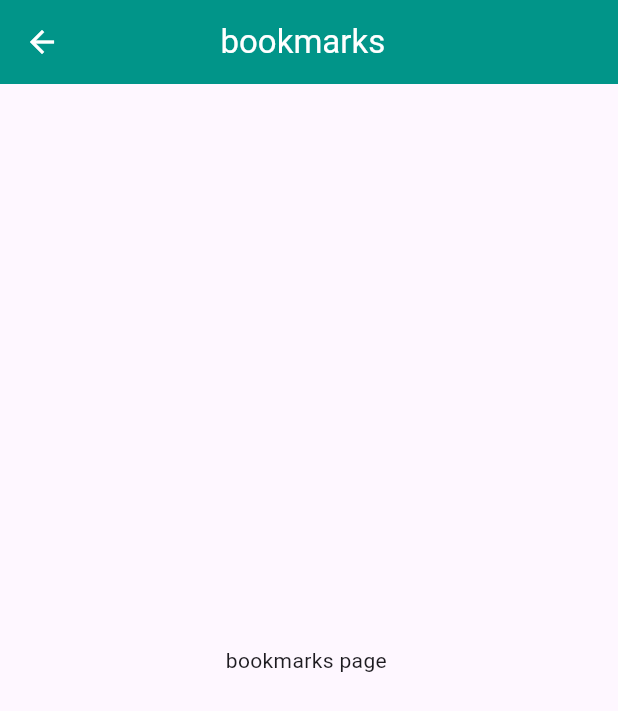
After one commit to shohbozuz/ielts-speaking-app, a Flutter app: the screen it shows after launch, after a tap on "bookmarks", on a phone screen of 412 x 824 dp. The commit adds this screen. Shown: the top 711 px of the screen. Run offline on Flutter 3.47's test engine with Material 3 defaults, Android fonts, the phone set to English and light mode, and no system bars; our stand-ins replace go_router, google_fonts, icons_plus, share_plus.

Commit message:
part 1 part 2 part 3 bookmarks

```diff
--- a/lib/main.dart
+++ b/lib/main.dart
@@ -1,10 +1,52 @@
 import 'package:flutter/material.dart';
 import 'package:ielts_speaking/data/color/color.dart';
+import 'package:ielts_speaking/view/home/bookmarks.dart';
 import 'package:ielts_speaking/view/home/home.dart';
+import 'package:go_router/go_router.dart';
+import 'package:ielts_speaking/view/home/part1.dart';
+import 'package:ielts_speaking/view/home/part2.dart';
+import 'package:ielts_speaking/view/home/part3.dart';
 
 void main() {
   runApp(const MyApp());
 }
+
+final GoRouter _router = GoRouter(
+  routes: <RouteBase>[
+    GoRoute(
+      path: '/',
+      builder: (BuildContext context, GoRouterState state) {
+        return const Home();
+      },
+      routes: <RouteBase>[
+        GoRoute(
+          path: 'part1',
+          builder: (BuildContext context, GoRouterState state) {
+            return const part1();
+          },
+        ),
+        GoRoute(
+          path: 'part2',
+          builder: (BuildContext context, GoRouterState state) {
+            return const part2();
+          },
+        ),
+        GoRoute(
+          path: 'part3',
+          builder: (BuildContext context, GoRouterState state) {
+            return const part3();
+          },
+        ),
+        GoRoute(
+          path: 'bookmarks',
+          builder: (BuildContext context, GoRouterState state) {
+            return const bookmarks();
+          },
+        ),
+      ],
+    ),
+  ],
+);
 
 class MyApp extends StatelessWidget {
 
@@ -12,7 +54,7 @@ class MyApp extends StatelessWidget {
 
   @override
   Widget build(BuildContext context) {
-    return MaterialApp(
+    return MaterialApp.router(
       debugShowCheckedModeBanner: false,
       title: 'Flutter Demo',
       theme: ThemeData(
@@ -20,7 +62,7 @@ class MyApp extends StatelessWidget {
         colorScheme: ColorScheme.fromSeed(seedColor: Colors.deepPurple),
         useMaterial3: true,
       ),
-      home: const Home(),
+      routerConfig: _router,
     );
   }
 }
--- /dev/null
+++ b/lib/view/home/bookmarks.dart
@@ -0,0 +1,31 @@
+import 'package:flutter/material.dart';
+
+import '../../data/color/color.dart';
+
+class bookmarks extends StatelessWidget {
+  const bookmarks({super.key});
+
+  @override
+  Widget build(BuildContext context) {
+    return Scaffold(
+      appBar: AppBar(
+        leading: IconButton(
+          icon: const Icon(Icons.arrow_back, color: AppColors.textColor),
+          onPressed: () {
+            Navigator.pop(context);
+          },
+        ),
+        title: const Padding(
+          padding: EdgeInsets.only(left: 75.0),
+          child: Text(
+            "bookmarks",
+            style: TextStyle(color: AppColors.textColor),
+          ),
+        ),
+      ),
+      body: const Center(
+        child: Text("bookmarks page "),
+      ),
+    );
+  }
+}
--- a/lib/view/home/home.dart
+++ b/lib/view/home/home.dart
@@ -1,4 +1,6 @@
+import 'package:flutter/cupertino.dart';
 import 'package:flutter/material.dart';
+import 'package:go_router/go_router.dart';
 import 'package:google_fonts/google_fonts.dart';
 import 'package:ielts_speaking/data/color/color.dart';
 import 'package:ielts_speaking/view/drawer/drawer.dart';
@@ -42,7 +44,11 @@ class Home extends StatelessWidget {
           children: [
             Row(
               children: [
-                Stack(
+                GestureDetector(
+                  onTap: () {
+                    context.go("/part1");
+                  },
+                  child: Stack(
                     children: [
                       Container(
                         width: 155,
@@ -91,10 +97,15 @@ class Home extends StatelessWidget {
                       ),
                     ],
                   ),
+                ),
                 const SizedBox(
                   width: 25.0,
                 ),
-                Stack(
+                GestureDetector(
+                  onTap: () {
+                    context.go("/part2");
+                  },
+                  child: Stack(
                     children: [
                       Container(
                         width: 155,
@@ -143,6 +154,7 @@ class Home extends StatelessWidget {
                       ),
                     ],
                   ),
+                ),
               ],
             ),
             const SizedBox(
@@ -150,7 +162,11 @@ class Home extends StatelessWidget {
             ),
             Row(
               children: [
-                Stack(
+                GestureDetector(
+                  onTap: () {
+                    context.go("/part3");
+                  },
+                  child: Stack(
                     children: [
                       Container(
                         width: 155,
@@ -199,10 +215,15 @@ class Home extends StatelessWidget {
                       ),
                     ],
                   ),
+                ),
                 const SizedBox(
                   width: 25.0,
                 ),
-                Stack(
+                GestureDetector(
+                  onTap: () {
+                    context.go("/bookmarks");
+                  },
+                  child: Stack(
                     children: [
                       Container(
                         width: 155,
@@ -251,6 +272,7 @@ class Home extends StatelessWidget {
                       ),
                     ],
                   ),
+                ),
               ],
             ),
           ],
```
Also changed, not shown: lib/view/home/part1.dart (added, +31 -0 lines), lib/view/home/part2.dart (added, +31 -0 lines), lib/view/home/part3.dart (added, +31 -0 lines). Lines whose indentation alone changed are shown as unchanged.
